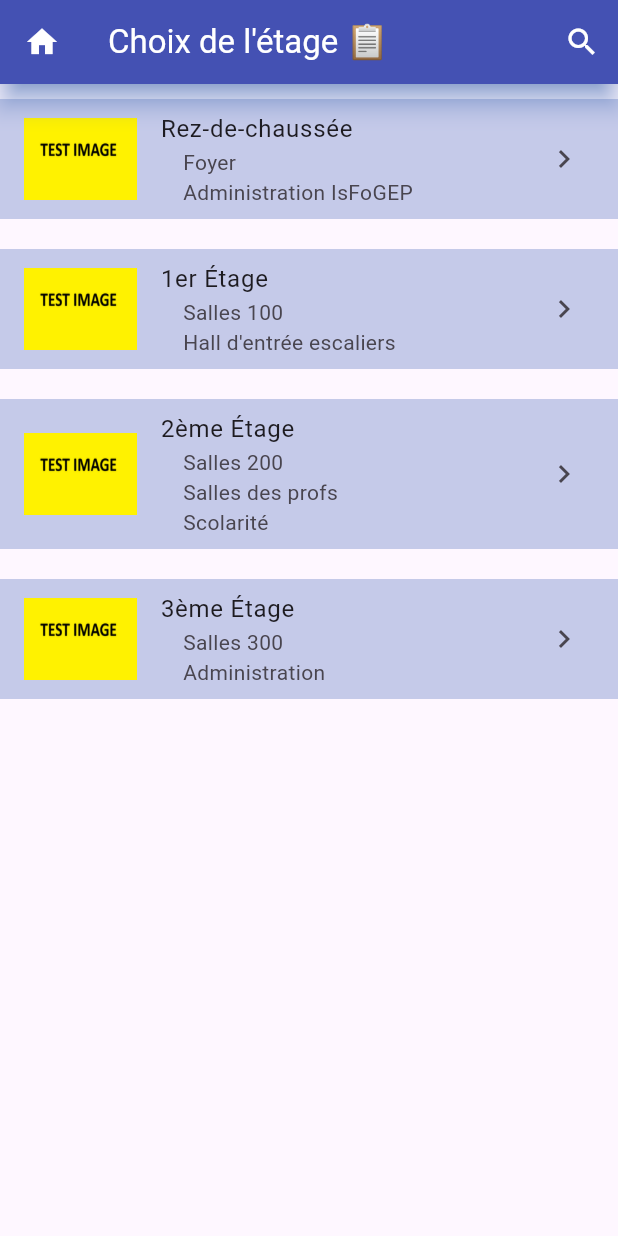
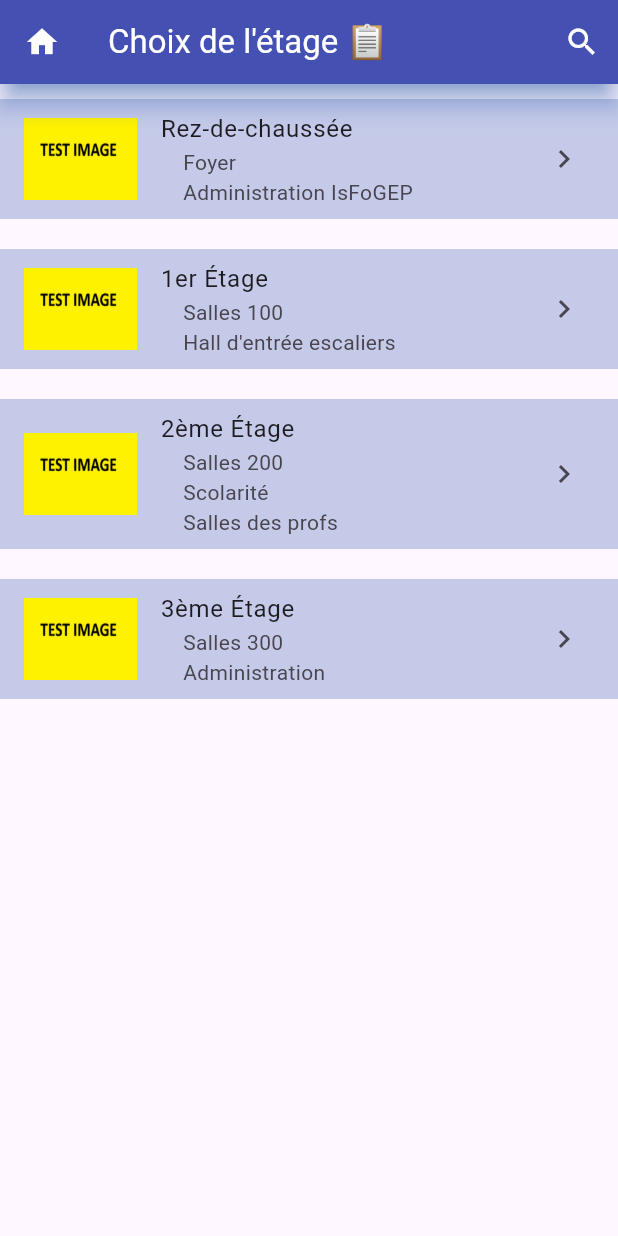
Before and after one commit to Lana487/projet_flutter, a Flutter app: the screen it shows after launch, on a phone screen of 412 x 824 dp. Run offline on Flutter 3.47's test engine with Material 3 defaults, Android fonts, the phone set to English and light mode, and no system bars; our stand-ins replace toggle_switch.

Commit message:
Quelques modifs sur le dossier Lib

```diff
--- a/lib/choix_salle_page.dart
+++ b/lib/choix_salle_page.dart
@@ -46,13 +46,14 @@
                 MaterialPageRoute(
                     builder: (context) => SalleDetailPage(
                           salle: Salle(
-                            nom: etage.salles[index],
-                            etage: etage.nom,
+                            nom: etage.salles[index].nom,
                             description:
                                 "Description de la salle ${etage.salles[index]}",
                             disponibilite: "Disponible",
                             qualiteWifi: "Moyenne",
                           ),
+                          etage: etage.nom,
+
                         )),
               );
             },
--- a/lib/main.dart
+++ b/lib/main.dart
@@ -1,15 +1,16 @@
 import 'package:flutter/material.dart';
+import 'package:flutter_appchat/salle.dart';
 import 'etage_salle.dart';
 import 'choix_salle_page.dart';
 
 // Liste d'étages pour l'exemple
 final List<Etage> etages = [
-  Etage(nom: "Rez-de-chaussée", salles: ["Foyer", "Administration IsFoGEP"]),
-  Etage(nom: "1er Étage", salles: ["Salles 100", "Hall d'entrée escaliers"]),
+  Etage(nom: "Rez-de-chaussée", salles: [Salle(nom: "Foyer", description:"", disponibilite: "disponible", qualiteWifi:"bonne"),  Salle(nom: "Administration IsFoGEP", description:"", disponibilite: "disponible", qualiteWifi: "Bonne")]),
+  Etage(nom: "1er Étage", salles: [Salle(nom: "Salles 100", description:" Salle de cours ", disponibilite: "Disponible", qualiteWifi: "Moyenne"), Salle(nom: "Hall d'entrée escaliers", description: "", disponibilite: "Disponible", qualiteWifi: "Moyenne")]),
   Etage(
       nom: "2ème Étage",
-      salles: ["Salles 200", "Salles des profs", "Scolarité"]),
-  Etage(nom: "3ème Étage", salles: ["Salles 300", "Administration"]),
+      salles: [Salle(nom: "Salles 200", description:" Salle de cours ", disponibilite: "Non Disponible", qualiteWifi: "Mauvaise"), Salle(nom: "Scolarité", description: "", disponibilite: "Disponible", qualiteWifi: "Moyenne"), Salle(nom: "Salles des profs", description: "", disponibilite: "Disponible", qualiteWifi: "Bonne")]),
+  Etage(nom: "3ème Étage", salles: [ Salle(nom: "Salles 300", description: " Salle de cours", disponibilite: "Disponible", qualiteWifi: "Moyenne"), Salle(nom: "Administration", description:"", disponibilite: "Disponible", qualiteWifi: "Bonne")]),
 ];
 
 void main() {
@@ -58,7 +59,7 @@
                       crossAxisAlignment: CrossAxisAlignment.start,
                       children: etages[index]
                           .salles
-                          .map((salle) => Text(salle))
+                          .map((salle) => Text(salle.nom))
                           .toList(),
                     ),
                   ),
--- a/lib/salle.dart
+++ b/lib/salle.dart
@@ -1,13 +1,11 @@
 class Salle {
   final String nom;
-  final String etage;
   final String description;
   final String disponibilite;
   final String qualiteWifi;
 
   Salle({
     required this.nom,
-    required this.etage,
     required this.description,
     required this.disponibilite,
     required this.qualiteWifi,
```
Also changed, not shown: lib/etage_salle.dart (+13 -1 lines), lib/salle_detail_page.dart (+5 -4 lines).
